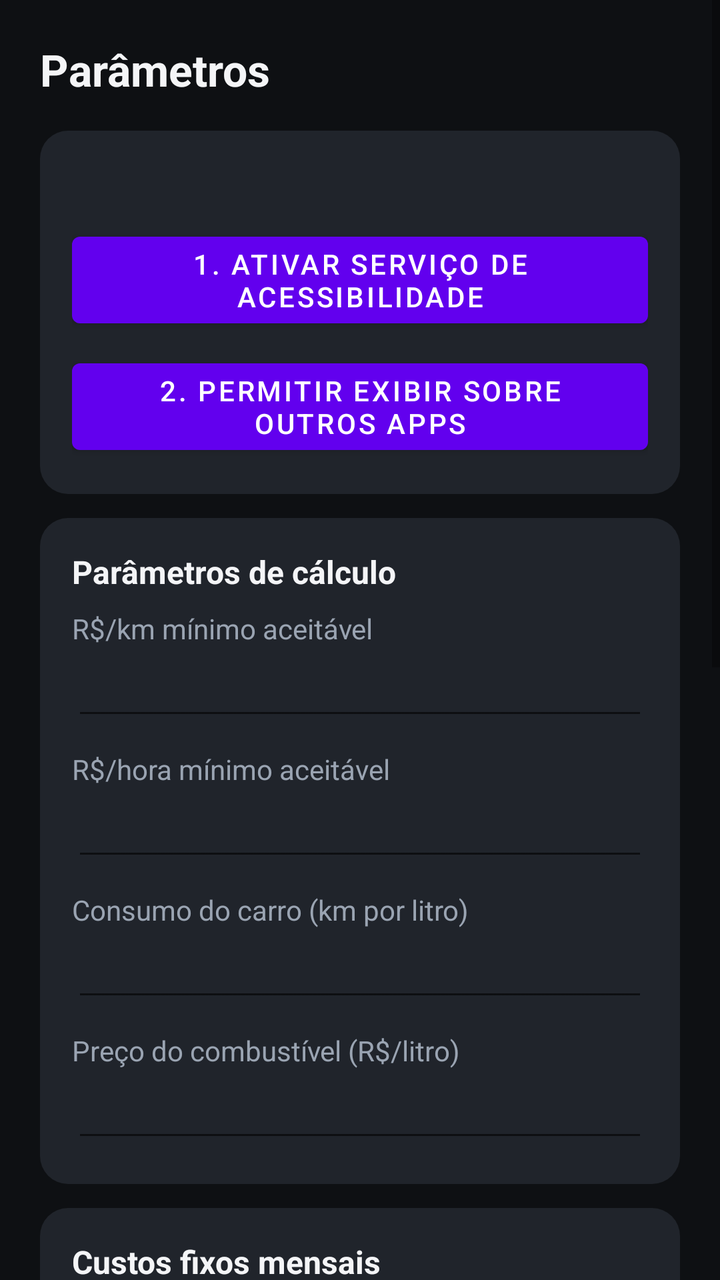
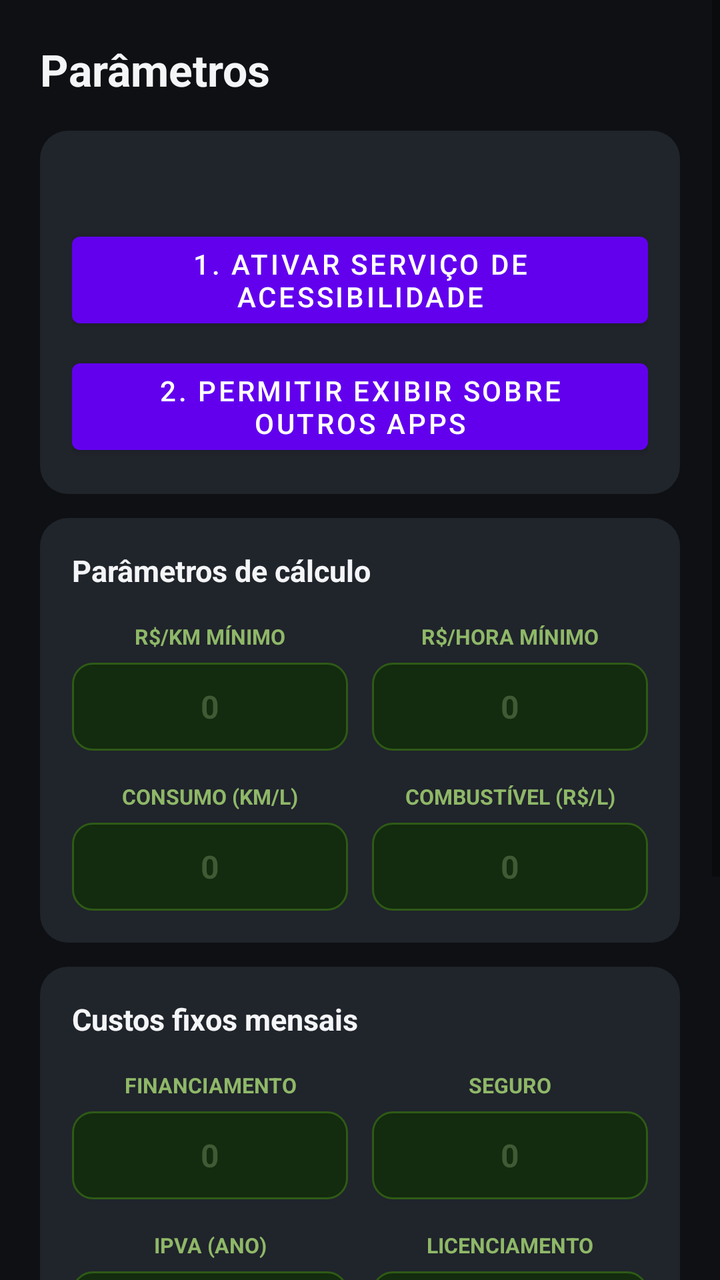

Two renders of the same Android screen: before a commit and after it. Below are the layout's source before the change and the commit's diff.
<!-- AndroidManifest.xml: application theme Theme.MaterialComponents.DayNight.NoActionBar -->
<!-- res/layout/activity_parametros.xml -->
<?xml version="1.0" encoding="utf-8"?>
<ScrollView xmlns:android="http://schemas.android.com/apk/res/android"
    android:layout_width="match_parent"
    android:layout_height="match_parent"
    android:background="#0E1013">

    <LinearLayout
        android:layout_width="match_parent"
        android:layout_height="wrap_content"
        android:orientation="vertical"
        android:padding="20dp">

        <TextView
            android:layout_width="wrap_content"
            android:layout_height="wrap_content"
            android:text="Parâmetros"
            android:textColor="#F4F5F7"
            android:textSize="22sp"
            android:textStyle="bold"
            android:layout_marginBottom="16dp" />

        <LinearLayout
            android:layout_width="match_parent"
            android:layout_height="wrap_content"
            android:orientation="vertical"
            android:background="@drawable/bg_card_dark"
            android:padding="16dp"
            android:layout_marginBottom="12dp">

            <TextView
                android:id="@+id/txtStatus"
                android:layout_width="match_parent"
                android:layout_height="wrap_content"
                android:textColor="#E4E7EC"
                android:layout_marginBottom="12dp" />

            <Button
                android:id="@+id/btnAtivarAcessibilidade"
                android:layout_width="match_parent"
                android:layout_height="wrap_content"
                android:text="1. Ativar serviço de acessibilidade" />

            <Button
                android:id="@+id/btnPermitirOverlay"
                android:layout_width="match_parent"
                android:layout_height="wrap_content"
                android:layout_marginTop="8dp"
                android:text="2. Permitir exibir sobre outros apps" />
        </LinearLayout>

        <LinearLayout
            android:layout_width="match_parent"
            android:layout_height="wrap_content"
            android:orientation="vertical"
            android:background="@drawable/bg_card_dark"
            android:padding="16dp"
            android:layout_marginBottom="12dp">

            <TextView
                android:layout_width="wrap_content"
                android:layout_height="wrap_content"
                android:text="Parâmetros de cálculo"
                android:textColor="#F4F5F7"
                android:textSize="16sp"
                android:textStyle="bold"
                android:layout_marginBottom="8dp" />

            <TextView
                android:layout_width="wrap_content"
                android:layout_height="wrap_content"
                android:text="R$/km mínimo aceitável"
                android:textColor="#9AA4B2" />
            <EditText
                android:id="@+id/edtMinKm"
                android:layout_width="match_parent"
                android:layout_height="wrap_content"
                android:textColor="#F4F5F7"
                android:inputType="numberDecimal" />

            <TextView
                android:layout_width="wrap_content"
                android:layout_height="wrap_content"
                android:layout_marginTop="10dp"
                android:text="R$/hora mínimo aceitável"
                android:textColor="#9AA4B2" />
            <EditText
                android:id="@+id/edtMinHora"
                android:layout_width="match_parent"
                android:layout_height="wrap_content"
                android:textColor="#F4F5F7"
                android:inputType="numberDecimal" />

            <TextView
                android:layout_width="wrap_content"
                android:layout_height="wrap_content"
                android:layout_marginTop="10dp"
                android:text="Consumo do carro (km por litro)"
                android:textColor="#9AA4B2" />
            <EditText
                android:id="@+id/edtConsumo"
                android:layout_width="match_parent"
                android:layout_height="wrap_content"
                android:textColor="#F4F5F7"
                android:inputType="numberDecimal" />

            <TextView
                android:layout_width="wrap_content"
                android:layout_height="wrap_content"
                android:layout_marginTop="10dp"
                android:text="Preço do combustível (R$/litro)"
                android:textColor="#9AA4B2" />
            <EditText
                android:id="@+id/edtPrecoCombustivel"
                android:layout_width="match_parent"
                android:layout_height="wrap_content"
                android:textColor="#F4F5F7"
                android:inputType="numberDecimal" />
        </LinearLayout>

        <LinearLayout
            android:layout_width="match_parent"
            android:layout_height="wrap_content"
            android:orientation="vertical"
            android:background="@drawable/bg_card_dark"
            android:padding="16dp"
            android:layout_marginBottom="12dp">

            <TextView
                android:layout_width="wrap_content"
                android:layout_height="wrap_content"
                android:text="Custos fixos mensais"
                android:textColor="#F4F5F7"
                android:textSize="16sp"
                android:textStyle="bold"
                android:layout_marginBottom="8dp" />

            <TextView
                android:layout_width="wrap_content"
                android:layout_height="wrap_content"
                android:text="Financiamento do carro (R$/mês)"
                android:textColor="#9AA4B2" />
            <EditText
                android:id="@+id/edtFinanciamento"
                android:layout_width="match_parent"
                android:layout_height="wrap_content"
                android:textColor="#F4F5F7"
                android:inputType="numberDecimal" />

            <TextView
                android:layout_width="wrap_content"
                android:layout_height="wrap_content"
                android:layout_marginTop="10dp"
                android:text="Seguro do carro (R$/mês)"
                android:textColor="#9AA4B2" />
            <EditText
                android:id="@+id/edtSeguro"
                android:layout_width="match_parent"
                android:layout_height="wrap_content"
                android:textColor="#F4F5F7"
                android:inputType="numberDecimal" />

            <TextView
                android:layout_width="wrap_content"
                android:layout_height="wrap_content"
                android:layout_marginTop="10dp"
                android:text="IPVA (R$/ano)"
                android:textColor="#9AA4B2" />
            <EditText
                android:id="@+id/edtIpva"
                android:layout_width="match_parent"
                android:layout_height="wrap_content"
                android:textColor="#F4F5F7"
                android:inputType="numberDecimal" />

            <TextView
                android:layout_width="wrap_content"
                android:layout_height="wrap_content"
                android:layout_marginTop="10dp"
                android:text="Licenciamento (R$/ano)"
                android:textColor="#9AA4B2" />
            <EditText
                android:id="@+id/edtLicenciamento"
                android:layout_width="match_parent"
                android:layout_height="wrap_content"
                android:textColor="#F4F5F7"
                android:inputType="numberDecimal" />

            <TextView
                android:layout_width="wrap_content"
                android:layout_height="wrap_content"
                android:layout_marginTop="10dp"
                android:text="Manutenção programada (R$/mês)"
                android:textColor="#9AA4B2" />
            <EditText
                android:id="@+id/edtManutencao"
                android:layout_width="match_parent"
                android:layout_height="wrap_content"
                android:textColor="#F4F5F7"
                android:inputType="numberDecimal" />

            <TextView
                android:layout_width="wrap_content"
                android:layout_height="wrap_content"
                android:layout_marginTop="10dp"
                android:text="Suas contas pessoais (R$/mês)"
                android:textColor="#9AA4B2" />
            <EditText
                android:id="@+id/edtContasPessoais"
                android:layout_width="match_parent"
                android:layout_height="wrap_content"
                android:textColor="#F4F5F7"
                android:inputType="numberDecimal" />

            <TextView
                android:layout_width="wrap_content"
                android:layout_height="wrap_content"
                android:layout_marginTop="10dp"
                android:text="Quantos km você roda por mês (em média)"
                android:textColor="#9AA4B2" />
            <EditText
                android:id="@+id/edtKmMes"
                android:layout_width="match_parent"
                android:layout_height="wrap_content"
                android:textColor="#F4F5F7"
                android:inputType="numberDecimal" />
        </LinearLayout>

        <Button
            android:id="@+id/btnSalvar"
            android:layout_width="match_parent"
            android:layout_height="wrap_content"
            android:text="Salvar configurações" />

    </LinearLayout>
</ScrollView>
<!-- resources referenced by this layout -->
<resources>
  <!-- drawable bg_card_dark (drawable) -->
  <?xml version="1.0" encoding="utf-8"?>
  <shape xmlns:android="http://schemas.android.com/apk/res/android" android:shape="rectangle">
      <solid android:color="#20242B" />
      <corners android:radius="14dp" />
  </shape>
</resources>

<!-- the commit's change to res/layout/activity_parametros.xml (unified diff, before → after) -->
@@ -61,60 +61,142 @@
                 android:layout_height="wrap_content"
                 android:text="Parâmetros de cálculo"
                 android:textColor="#F4F5F7"
-                android:textSize="16sp"
+                android:textSize="15sp"
                 android:textStyle="bold"
-                android:layout_marginBottom="8dp" />
-
-            <TextView
-                android:layout_width="wrap_content"
-                android:layout_height="wrap_content"
-                android:text="R$/km mínimo aceitável"
-                android:textColor="#9AA4B2" />
-            <EditText
-                android:id="@+id/edtMinKm"
-                android:layout_width="match_parent"
-                android:layout_height="wrap_content"
-                android:textColor="#F4F5F7"
-                android:inputType="numberDecimal" />
-
-            <TextView
-                android:layout_width="wrap_content"
-                android:layout_height="wrap_content"
-                android:layout_marginTop="10dp"
-                android:text="R$/hora mínimo aceitável"
-                android:textColor="#9AA4B2" />
-            <EditText
-                android:id="@+id/edtMinHora"
-                android:layout_width="match_parent"
-                android:layout_height="wrap_content"
-                android:textColor="#F4F5F7"
-                android:inputType="numberDecimal" />
-
-            <TextView
-                android:layout_width="wrap_content"
-                android:layout_height="wrap_content"
-                android:layout_marginTop="10dp"
-                android:text="Consumo do carro (km por litro)"
-                android:textColor="#9AA4B2" />
-            <EditText
-                android:id="@+id/edtConsumo"
-                android:layout_width="match_parent"
-                android:layout_height="wrap_content"
-                android:textColor="#F4F5F7"
-                android:inputType="numberDecimal" />
-
-            <TextView
-                android:layout_width="wrap_content"
-                android:layout_height="wrap_content"
-                android:layout_marginTop="10dp"
-                android:text="Preço do combustível (R$/litro)"
-                android:textColor="#9AA4B2" />
-            <EditText
-                android:id="@+id/edtPrecoCombustivel"
-                android:layout_width="match_parent"
-                android:layout_height="wrap_content"
-                android:textColor="#F4F5F7"
-                android:inputType="numberDecimal" />
+                android:layout_marginBottom="10dp" />
+
+            <LinearLayout
+                android:layout_width="match_parent"
+                android:layout_height="wrap_content"
+                android:orientation="horizontal"
+                android:layout_marginBottom="10dp">
+
+                <LinearLayout
+                    android:layout_width="0dp"
+                    android:layout_height="wrap_content"
+                    android:layout_weight="1"
+                    android:orientation="vertical"
+                    android:layout_marginEnd="6dp">
+
+                    <TextView
+                        android:layout_width="match_parent"
+                        android:layout_height="26dp"
+                        android:gravity="center"
+                        android:text="R$/KM MÍNIMO"
+                        android:textColor="#8FB868"
+                        android:textSize="10.5sp"
+                        android:textStyle="bold" />
+
+                    <EditText
+                        android:id="@+id/edtMinKm"
+                        android:layout_width="match_parent"
+                        android:layout_height="44dp"
+                        android:background="@drawable/bg_input_verde"
+                        android:gravity="center"
+                        android:textColor="#EAF3DE"
+                        android:textColorHint="#3F5A34"
+                        android:hint="0"
+                        android:textSize="16sp"
+                        android:textStyle="bold"
+                        android:inputType="numberDecimal" />
+                </LinearLayout>
+
+                <LinearLayout
+                    android:layout_width="0dp"
+                    android:layout_height="wrap_content"
+                    android:layout_weight="1"
+                    android:orientation="vertical"
+                    android:layout_marginStart="6dp">
+
+                    <TextView
+                        android:layout_width="match_parent"
+                        android:layout_height="26dp"
+                        android:gravity="center"
+                        android:text="R$/HORA MÍNIMO"
+                        android:textColor="#8FB868"
+                        android:textSize="10.5sp"
+                        android:textStyle="bold" />
+
+                    <EditText
+                        android:id="@+id/edtMinHora"
+                        android:layout_width="match_parent"
+                        android:layout_height="44dp"
+                        android:background="@drawable/bg_input_verde"
+                        android:gravity="center"
+                        android:textColor="#EAF3DE"
+                        android:textColorHint="#3F5A34"
+                        android:hint="0"
+                        android:textSize="16sp"
+                        android:textStyle="bold"
+                        android:inputType="numberDecimal" />
+                </LinearLayout>
+            </LinearLayout>
+
+            <LinearLayout
+                android:layout_width="match_parent"
+                android:layout_height="wrap_content"
+                android:orientation="horizontal">
+
+                <LinearLayout
+                    android:layout_width="0dp"
+                    android:layout_height="wrap_content"
+                    android:layout_weight="1"
+                    android:orientation="vertical"
+                    android:layout_marginEnd="6dp">
+
+                    <TextView
+                        android:layout_width="match_parent"
+                        android:layout_height="26dp"
+                        android:gravity="center"
+                        android:text="CONSUMO (KM/L)"
+                        android:textColor="#8FB868"
+                        android:textSize="10.5sp"
+                        android:textStyle="bold" />
+
+                    <EditText
+                        android:id="@+id/edtConsumo"
+                        android:layout_width="match_parent"
+                        android:layout_height="44dp"
+                        android:background="@drawable/bg_input_verde"
+                        android:gravity="center"
+                        android:textColor="#EAF3DE"
+                        android:textColorHint="#3F5A34"
+                        android:hint="0"
+                        android:textSize="16sp"
+                        android:textStyle="bold"
+                        android:inputType="numberDecimal" />
+                </LinearLayout>
+
+                <LinearLayout
+                    android:layout_width="0dp"
+                    android:layout_height="wrap_content"
+                    android:layout_weight="1"
+                    android:orientation="vertical"
+                    android:layout_marginStart="6dp">
+
+                    <TextView
+                        android:layout_width="match_parent"
+                        android:layout_height="26dp"
+                        android:gravity="center"
+                        android:text="COMBUSTÍVEL (R$/L)"
+                        android:textColor="#8FB868"
+                        android:textSize="10.5sp"
+                        android:textStyle="bold" />
+
+                    <EditText
+                        android:id="@+id/edtPrecoCombustivel"
+                        android:layout_width="match_parent"
+                        android:layout_height="44dp"
+                        android:background="@drawable/bg_input_verde"
+                        android:gravity="center"
+                        android:textColor="#EAF3DE"
+                        android:textColorHint="#3F5A34"
+                        android:hint="0"
+                        android:textSize="16sp"
+                        android:textStyle="bold"
+                        android:inputType="numberDecimal" />
+                </LinearLayout>
+            </LinearLayout>
         </LinearLayout>
 
         <LinearLayout
@@ -130,106 +212,253 @@
                 android:layout_height="wrap_content"
                 android:text="Custos fixos mensais"
                 android:textColor="#F4F5F7"
-                android:textSize="16sp"
+                android:textSize="15sp"
                 android:textStyle="bold"
-                android:layout_marginBottom="8dp" />
-
-            <TextView
-                android:layout_width="wrap_content"
-                android:layout_height="wrap_content"
-                android:text="Financiamento do carro (R$/mês)"
-                android:textColor="#9AA4B2" />
-            <EditText
-                android:id="@+id/edtFinanciamento"
-                android:layout_width="match_parent"
-                android:layout_height="wrap_content"
-                android:textColor="#F4F5F7"
-                android:inputType="numberDecimal" />
-
-            <TextView
-                android:layout_width="wrap_content"
-                android:layout_height="wrap_content"
-                android:layout_marginTop="10dp"
-                android:text="Seguro do carro (R$/mês)"
-                android:textColor="#9AA4B2" />
-            <EditText
-                android:id="@+id/edtSeguro"
-                android:layout_width="match_parent"
-                android:layout_height="wrap_content"
-                android:textColor="#F4F5F7"
-                android:inputType="numberDecimal" />
-
-            <TextView
-                android:layout_width="wrap_content"
-                android:layout_height="wrap_content"
-                android:layout_marginTop="10dp"
-                android:text="IPVA (R$/ano)"
-                android:textColor="#9AA4B2" />
-            <EditText
-                android:id="@+id/edtIpva"
-                android:layout_width="match_parent"
-                android:layout_height="wrap_content"
-                android:textColor="#F4F5F7"
-                android:inputType="numberDecimal" />
-
-            <TextView
-                android:layout_width="wrap_content"
-                android:layout_height="wrap_content"
-                android:layout_marginTop="10dp"
-                android:text="Licenciamento (R$/ano)"
-                android:textColor="#9AA4B2" />
-            <EditText
-                android:id="@+id/edtLicenciamento"
-                android:layout_width="match_parent"
-                android:layout_height="wrap_content"
-                android:textColor="#F4F5F7"
-                android:inputType="numberDecimal" />
-
-            <TextView
-                android:layout_width="wrap_content"
-                android:layout_height="wrap_content"
-                android:layout_marginTop="10dp"
-                android:text="Manutenção programada (R$/mês)"
-                android:textColor="#9AA4B2" />
-            <EditText
-                android:id="@+id/edtManutencao"
-                android:layout_width="match_parent"
-                android:layout_height="wrap_content"
-                android:textColor="#F4F5F7"
-                android:inputType="numberDecimal" />
-
-            <TextView
-                android:layout_width="wrap_content"
-                android:layout_height="wrap_content"
-                android:layout_marginTop="10dp"
-                android:text="Suas contas pessoais (R$/mês)"
-                android:textColor="#9AA4B2" />
-            <EditText
-                android:id="@+id/edtContasPessoais"
-                android:layout_width="match_parent"
-                android:layout_height="wrap_content"
-                android:textColor="#F4F5F7"
-                android:inputType="numberDecimal" />
-
-            <TextView
-                android:layout_width="wrap_content"
-                android:layout_height="wrap_content"
-                android:layout_marginTop="10dp"
-                android:text="Quantos km você roda por mês (em média)"
-                android:textColor="#9AA4B2" />
-            <EditText
-                android:id="@+id/edtKmMes"
-                android:layout_width="match_parent"
-                android:layout_height="wrap_content"
-                android:textColor="#F4F5F7"
-                android:inputType="numberDecimal" />
+                android:layout_marginBottom="10dp" />
+
+            <LinearLayout
+                android:layout_width="match_parent"
+                android:layout_height="wrap_content"
+                android:orientation="horizontal"
+                android:layout_marginBottom="10dp">
+
+                <LinearLayout
+                    android:layout_width="0dp"
+                    android:layout_height="wrap_content"
+                    android:layout_weight="1"
+                    android:orientation="vertical"
+                    android:layout_marginEnd="6dp">
+
+                    <TextView
+                        android:layout_width="match_parent"
+                        android:layout_height="26dp"
+                        android:gravity="center"
+                        android:text="FINANCIAMENTO"
+                        android:textColor="#8FB868"
+                        android:textSize="10.5sp"
+                        android:textStyle="bold" />
+
+                    <EditText
+                        android:id="@+id/edtFinanciamento"
+                        android:layout_width="match_parent"
+                        android:layout_height="44dp"
+                        android:background="@drawable/bg_input_verde"
+                        android:gravity="center"
+                        android:textColor="#EAF3DE"
+                        android:textColorHint="#3F5A34"
+                        android:hint="0"
+                        android:textSize="16sp"
+                        android:textStyle="bold"
+                        android:inputType="numberDecimal" />
+                </LinearLayout>
+
+                <LinearLayout
+                    android:layout_width="0dp"
+                    android:layout_height="wrap_content"
+                    android:layout_weight="1"
+                    android:orientation="vertical"
+                    android:layout_marginStart="6dp">
+
+                    <TextView
+                        android:layout_width="match_parent"
+                        android:layout_height="26dp"
+                        android:gravity="center"
+                        android:text="SEGURO"
+                        android:textColor="#8FB868"
+                        android:textSize="10.5sp"
+                        android:textStyle="bold" />
+
+                    <EditText
+                        android:id="@+id/edtSeguro"
+                        android:layout_width="match_parent"
+                        android:layout_height="44dp"
+                        android:background="@drawable/bg_input_verde"
+                        android:gravity="center"
+                        android:textColor="#EAF3DE"
+                        android:textColorHint="#3F5A34"
+                        android:hint="0"
+                        android:textSize="16sp"
+                        android:textStyle="bold"
+                        android:inputType="numberDecimal" />
+                </LinearLayout>
+            </LinearLayout>
+
+            <LinearLayout
+                android:layout_width="match_parent"
+                android:layout_height="wrap_content"
+                android:orientation="horizontal"
+                android:layout_marginBottom="10dp">
+
+                <LinearLayout
+                    android:layout_width="0dp"
+                    android:layout_height="wrap_content"
+                    android:layout_weight="1"
+                    android:orientation="vertical"
+                    android:layout_marginEnd="6dp">
+
+                    <TextView
+                        android:layout_width="match_parent"
+                        android:layout_height="26dp"
+                        android:gravity="center"
+                        android:text="IPVA (ANO)"
+                        android:textColor="#8FB868"
+                        android:textSize="10.5sp"
+                        android:textStyle="bold" />
+
+                    <EditText
+                        android:id="@+id/edtIpva"
+                        android:layout_width="match_parent"
+                        android:layout_height="44dp"
+                        android:background="@drawable/bg_input_verde"
+                        android:gravity="center"
+                        android:textColor="#EAF3DE"
+                        android:textColorHint="#3F5A34"
+                        android:hint="0"
+                        android:textSize="16sp"
+                        android:textStyle="bold"
+                        android:inputType="numberDecimal" />
+                </LinearLayout>
+
+                <LinearLayout
+                    android:layout_width="0dp"
+                    android:layout_height="wrap_content"
+                    android:layout_weight="1"
+                    android:orientation="vertical"
+                    android:layout_marginStart="6dp">
+
+                    <TextView
+                        android:layout_width="match_parent"
+                        android:layout_height="26dp"
+                        android:gravity="center"
+                        android:text="LICENCIAMENTO"
+                        android:textColor="#8FB868"
+                        android:textSize="10.5sp"
+                        android:textStyle="bold" />
+
+                    <EditText
+                        android:id="@+id/edtLicenciamento"
+                        android:layout_width="match_parent"
+                        android:layout_height="44dp"
+                        android:background="@drawable/bg_input_verde"
+                        android:gravity="center"
+                        android:textColor="#EAF3DE"
+                        android:textColorHint="#3F5A34"
+                        android:hint="0"
+                        android:textSize="16sp"
+                        android:textStyle="bold"
+                        android:inputType="numberDecimal" />
+                </LinearLayout>
+            </LinearLayout>
+
+            <LinearLayout
+                android:layout_width="match_parent"
+                android:layout_height="wrap_content"
+                android:orientation="horizontal"
+                android:layout_marginBottom="10dp">
+
+                <LinearLayout
+                    android:layout_width="0dp"
+                    android:layout_height="wrap_content"
+                    android:layout_weight="1"
+                    android:orientation="vertical"
+                    android:layout_marginEnd="6dp">
+
+                    <TextView
+                        android:layout_width="match_parent"
+                        android:layout_height="26dp"
+                        android:gravity="center"
+                        android:text="MANUTENÇÃO"
+                        android:textColor="#8FB868"
+                        android:textSize="10.5sp"
+                        android:textStyle="bold" />
+
+                    <EditText
+                        android:id="@+id/edtManutencao"
+                        android:layout_width="match_parent"
+                        android:layout_height="44dp"
+                        android:background="@drawable/bg_input_verde"
+                        android:gravity="center"
+                        android:textColor="#EAF3DE"
+                        android:textColorHint="#3F5A34"
+                        android:hint="0"
+                        android:textSize="16sp"
+                        android:textStyle="bold"
+                        android:inputType="numberDecimal" />
+                </LinearLayout>
+
+                <LinearLayout
+                    android:layout_width="0dp"
+                    android:layout_height="wrap_content"
+                    android:layout_weight="1"
+                    android:orientation="vertical"
+                    android:layout_marginStart="6dp">
+
+                    <TextView
+                        android:layout_width="match_parent"
+                        android:layout_height="26dp"
+                        android:gravity="center"
+                        android:text="CONTAS PESSOAIS"
+                        android:textColor="#8FB868"
+                        android:textSize="10.5sp"
+                        android:textStyle="bold" />
+
+                    <EditText
+                        android:id="@+id/edtContasPessoais"
+                        android:layout_width="match_parent"
+                        android:layout_height="44dp"
+                        android:background="@drawable/bg_input_verde"
+                        android:gravity="center"
+                        android:textColor="#EAF3DE"
+                        android:textColorHint="#3F5A34"
+                        android:hint="0"
+                        android:textSize="16sp"
+                        android:textStyle="bold"
+                        android:inputType="numberDecimal" />
+                </LinearLayout>
+            </LinearLayout>
+
+            <LinearLayout
+                android:layout_width="match_parent"
+                android:layout_height="wrap_content"
+                android:orientation="vertical">
+
+                <TextView
+                    android:layout_width="match_parent"
+                    android:layout_height="26dp"
+                    android:gravity="center"
+                    android:text="KM RODADOS POR MÊS (MÉDIA)"
+                    android:textColor="#8FB868"
+                    android:textSize="10.5sp"
+                    android:textStyle="bold" />
+
+                <EditText
+                    android:id="@+id/edtKmMes"
+                    android:layout_width="match_parent"
+                    android:layout_height="44dp"
+                    android:background="@drawable/bg_input_verde"
+                    android:gravity="center"
+                    android:textColor="#EAF3DE"
+                    android:textColorHint="#3F5A34"
+                    android:hint="0"
+                    android:textSize="16sp"
+                    android:textStyle="bold"
+                    android:inputType="numberDecimal" />
+            </LinearLayout>
         </LinearLayout>
 
-        <Button
+        <TextView
             android:id="@+id/btnSalvar"
             android:layout_width="match_parent"
             android:layout_height="wrap_content"
-            android:text="Salvar configurações" />
+            android:background="@drawable/bg_hero_green"
+            android:padding="14dp"
+            android:gravity="center"
+            android:text="Salvar configurações"
+            android:textColor="#EAF3DE"
+            android:textSize="14sp"
+            android:textStyle="bold"
+            android:clickable="true"
+            android:focusable="true" />
 
     </LinearLayout>
 </ScrollView>
<!-- resource entries referenced after the edit -->
@@ -6,5 +6,21 @@
       <solid android:color="#20242B" />
       <corners android:radius="14dp" />
   </shape>
+  <!-- drawable bg_hero_green (drawable) -->
+  <?xml version="1.0" encoding="utf-8"?>
+  <shape xmlns:android="http://schemas.android.com/apk/res/android" android:shape="rectangle">
+      <gradient
+          android:angle="135"
+          android:startColor="#1E4A0A"
+          android:endColor="#12310A" />
+      <corners android:radius="16dp" />
+  </shape>
+  <!-- drawable bg_input_verde (drawable) -->
+  <?xml version="1.0" encoding="utf-8"?>
+  <shape xmlns:android="http://schemas.android.com/apk/res/android" android:shape="rectangle">
+      <solid android:color="#132B0E" />
+      <stroke android:width="1dp" android:color="#2E5A16" />
+      <corners android:radius="10dp" />
+  </shape>
 </resources>
 
